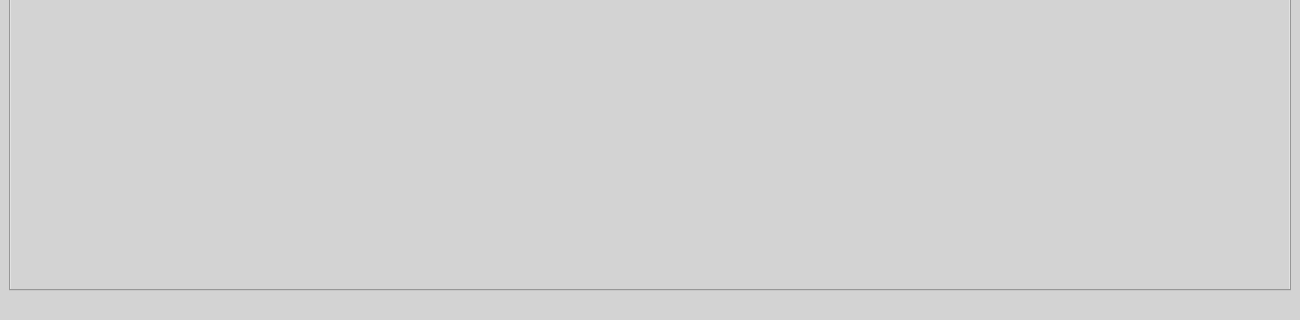
Before: the Qt Designer form ibridgesgui/ui_files/MainMenu.ui in iBridges-for-iRODS/iBridges-GUI, drawn with Qt 5; both pictures show x 0 to 1300 and y 530 to 850 of the 1300 by 850 pixel window.
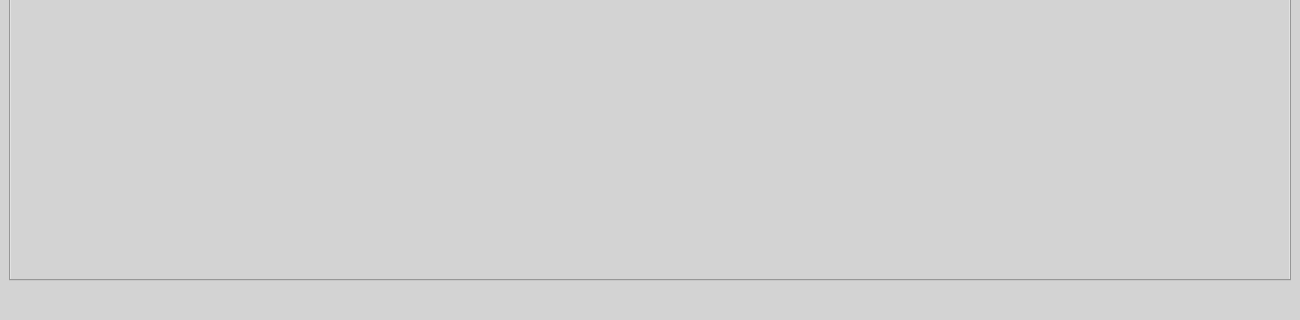
After: the same form once the commit is applied.

Patch:
```diff
--- a/ibridgesgui/ui_files/MainMenu.ui
+++ b/ibridgesgui/ui_files/MainMenu.ui
@@ -25,7 +25,9 @@
     background-color: rgb(211,211,211);
     color: rgb(88, 88, 90);
     selection-background-color: rgb(21, 165, 137);
-    selection-color: rgb(245, 244, 244)
+    selection-color: rgb(245, 244, 244);
+    
+	font: 16pt
 }
 
 QLabel
@@ -35,7 +37,7 @@
 
 QLabel#error_label
 {
-    color: rgb(252, 152, 3);
+   color: rgb(220, 130, 30);
 }
 
 QTabBar::tab:top:selected {
```
